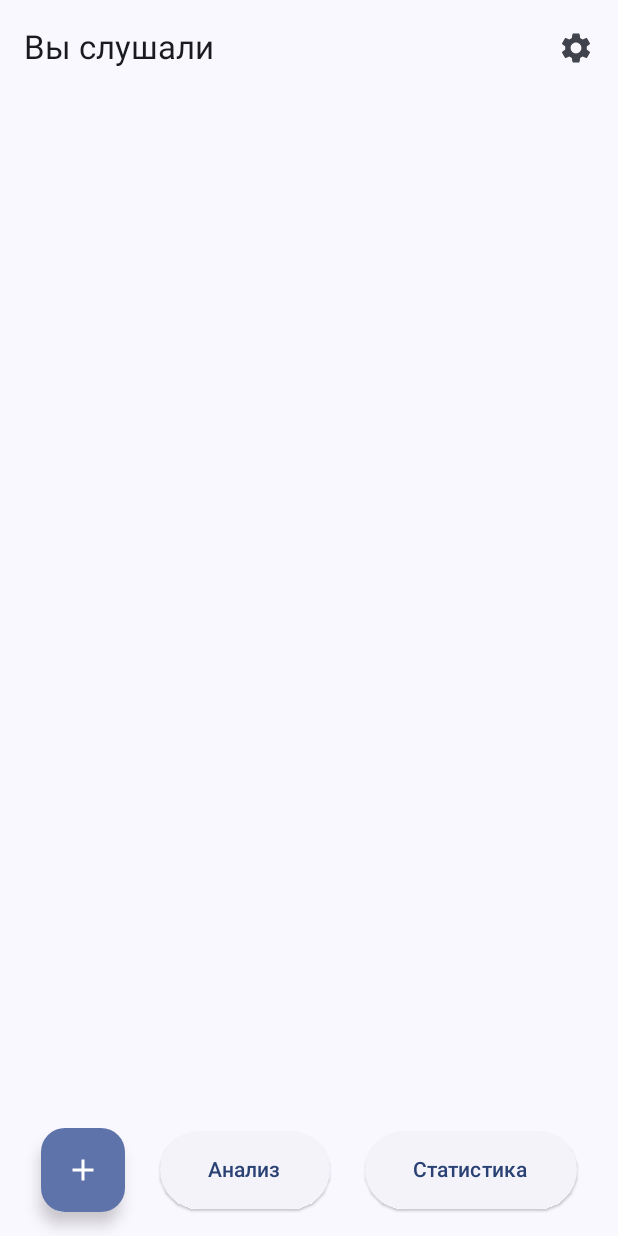
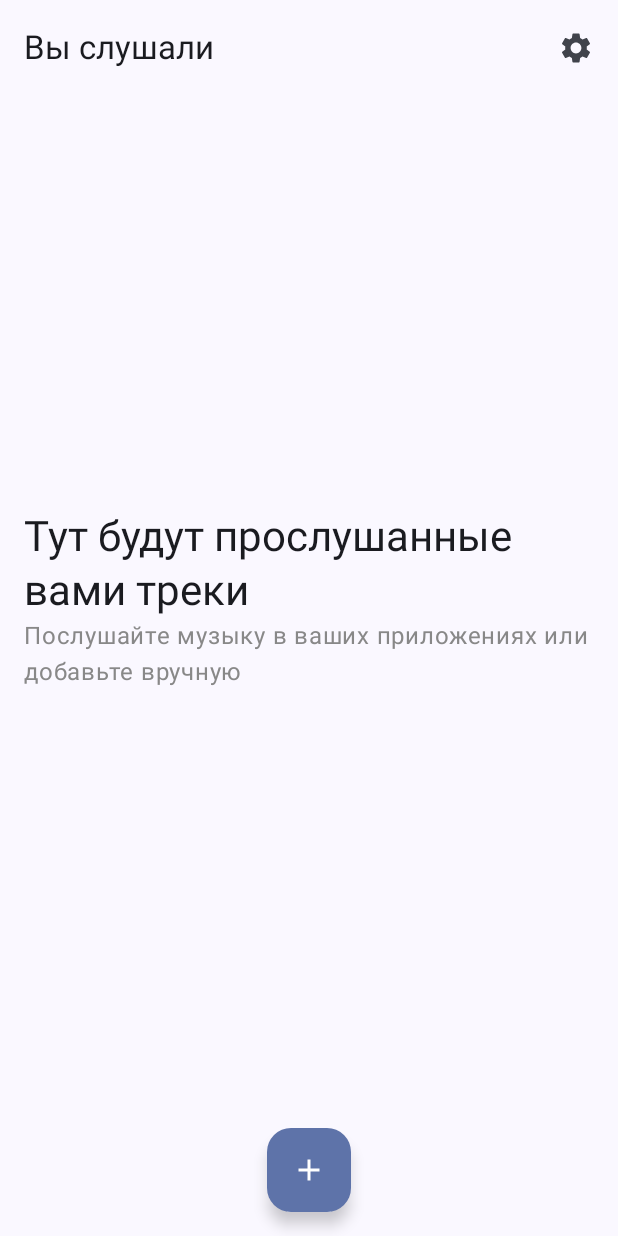
Before and after one commit to RomanMeringueTie/MusicHelperAI, an Android app built with Jetpack Compose: the ListensListScreen screen opened through its navigation route, on a phone screen of 412 x 824 dp. Run offline under Robolectric (Android 15) with nearby library versions, the phone set to English and light mode, and no system bars.

Commit message:
Add empty list UI for ListensListScreen

```diff
--- a/app/src/main/java/com/example/maps/ui/ListensListScreen.kt
+++ b/app/src/main/java/com/example/maps/ui/ListensListScreen.kt
@@ -26,6 +26,7 @@ import androidx.compose.material3.ExperimentalMaterial3Api
 import androidx.compose.material3.FloatingActionButton
 import androidx.compose.material3.Icon
 import androidx.compose.material3.IconButton
+import androidx.compose.material3.MaterialTheme
 import androidx.compose.material3.OutlinedTextField
 import androidx.compose.material3.Scaffold
 import androidx.compose.material3.Text
@@ -119,11 +120,7 @@ fun ListensListScreenImpl(
                     horizontalArrangement = Arrangement.SpaceAround,
                     verticalAlignment = Alignment.CenterVertically
                 ) {
-                    FloatingActionButton(
-                        onClick = onChangeInsertDialogVisibility,
-                    ) {
-                        Icon(Icons.Filled.Add, "Add listen")
-                    }
+                    if (state.data.isNotEmpty()) {
                         ElevatedButton(onClick = {
                             onAnalyze(state.data.joinToString { "${it.artist} - ${it.title}" })
                         }) {
@@ -132,11 +129,19 @@ fun ListensListScreenImpl(
                                 modifier = Modifier.padding(8.dp)
                             )
                         }
+                    }
+                    FloatingActionButton(
+                        onClick = onChangeInsertDialogVisibility,
+                    ) {
+                        Icon(Icons.Filled.Add, "Add listen")
+                    }
+                    if (state.data.isNotEmpty()) {
                         ElevatedButton(onClick = onStats) {
                             Text(
                                 text = stringResource(R.string.stats),
                                 modifier = Modifier.padding(8.dp)
                             )
+                        }
                     }
                 }
             }
@@ -203,6 +208,21 @@ private fun ListensListContent(
     onIndexChange: (Int?) -> Unit,
 ) {
 
+    if (listens.isEmpty()) {
+        Column(
+            modifier = Modifier
+                .fillMaxSize()
+                .padding(16.dp),
+            horizontalAlignment = Alignment.CenterHorizontally,
+            verticalArrangement = Arrangement.Center
+        ) {
+            Text(
+                "Тут будут прослушанные вами треки",
+                style = MaterialTheme.typography.headlineMedium
+            )
+            Text("Послушайте музыку в ваших приложениях или добавьте вручную", color = Color.Gray)
+        }
+    } else {
         LazyColumn(
             modifier = Modifier.fillMaxSize(),
             contentPadding = PaddingValues(16.dp),
@@ -249,6 +269,10 @@ private fun ListensListContent(
 
                     }
                 }
+            }
+
+        }
+    }
     indexToDelete?.let {
         DeleteDialog(
             onConfirm = {
@@ -265,8 +289,6 @@ private fun ListensListContent(
             },
             onDismiss = onDismissInsert
         )
-            }
-        }
     }
 }
 
```
Lines whose indentation alone changed are shown as unchanged.
